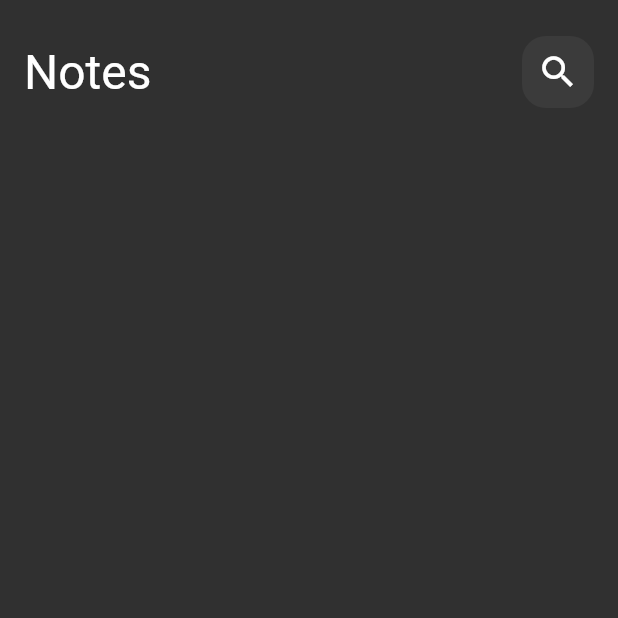
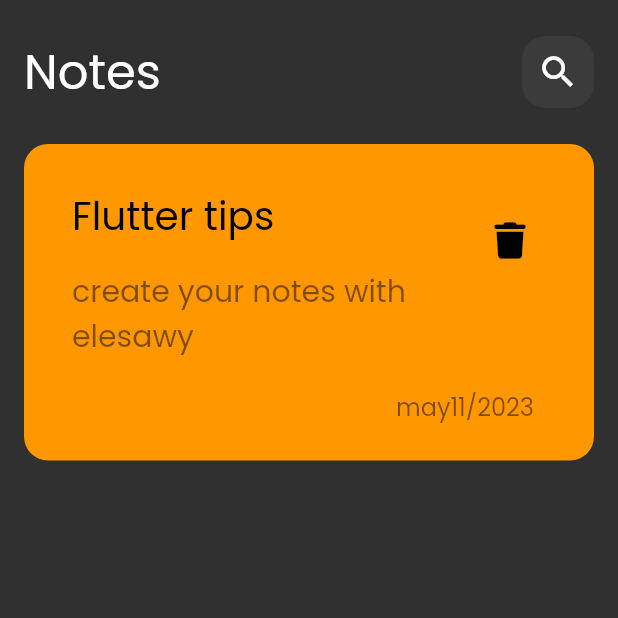
Before and after one commit to Elesawy11/notes_app, a Flutter app: the screen it shows after launch, on a phone screen of 412 x 824 dp, the top half of it. Run offline on Flutter 3.47's test engine with Material 2 defaults, Android fonts, the phone set to English and light mode, and no system bars; our stand-ins replace font_awesome_flutter.

Commit message:
create custom note item

```diff
--- a/lib/main.dart
+++ b/lib/main.dart
@@ -14,6 +14,7 @@ class NotesApp extends StatelessWidget {
       debugShowCheckedModeBanner: false,
       theme: ThemeData(
         brightness: Brightness.dark,
+        fontFamily: 'Poppins'
       ),
       home:const NotesView(),
 
--- /dev/null
+++ b/lib/views/widgets/custom_note_item.dart
@@ -0,0 +1,54 @@
+import 'package:flutter/material.dart';
+import 'package:font_awesome_flutter/font_awesome_flutter.dart';
+class NoteItem extends StatelessWidget {
+  const NoteItem({super.key});
+
+  @override
+  Widget build(BuildContext context) {
+    return Container(
+      padding:const EdgeInsets.symmetric(horizontal: 16,vertical: 24),
+      decoration: BoxDecoration(
+        color: Colors.orange,
+        borderRadius: BorderRadius.circular(16),
+      ),
+      child: Column(
+        crossAxisAlignment: CrossAxisAlignment.end,
+        children: [
+          ListTile(
+            title: const Text(
+              'Flutter tips',
+              style: TextStyle(
+                color: Colors.black,
+                fontSize: 26,
+              ),
+            ),
+            subtitle: Padding(
+              padding: const EdgeInsets.only(top: 16),
+              child: Text(
+                'create your notes with elesawy',
+                style: TextStyle(
+                  color: Colors.black.withOpacity(0.5),
+                  fontSize: 20,
+                ),
+              ),
+            ),
+            trailing: IconButton(
+                onPressed: () {},
+                icon: const Icon(
+                  FontAwesomeIcons.trash,
+                  color: Colors.black,
+                  size: 24,
+                )),
+          ),
+          Padding(
+            padding: const EdgeInsets.only(top: 16,right: 24),
+            child: Text(
+              'may11/2023',
+              style: TextStyle(color: Colors.black.withOpacity(0.5),fontSize: 16),
+            ),
+          ),
+        ],
+      ),
+    );
+  }
+}
--- a/lib/views/widgets/note_view_body.dart
+++ b/lib/views/widgets/note_view_body.dart
@@ -1,8 +1,9 @@
 import 'package:flutter/src/widgets/framework.dart';
 import 'package:flutter/src/widgets/placeholder.dart';
 import 'package:flutter/material.dart';
-
+import 'package:font_awesome_flutter/font_awesome_flutter.dart';
 import 'custom_app_bar.dart';
+import 'custom_note_item.dart';
 
 class NotesViewBody extends StatelessWidget {
   const NotesViewBody({super.key});
@@ -12,12 +13,17 @@ class NotesViewBody extends StatelessWidget {
     return Padding(
       padding: const EdgeInsets.symmetric(horizontal: 16),
       child: Column(
-        children:const [
-          SizedBox(height: 24,),
+        children: const [
+          SizedBox(
+            height: 24,
+          ),
           CustomAppBar(),
+          SizedBox(
+            height: 24,
+          ),
+          NoteItem()
         ],
       ),
     );
-    ;
   }
 }
```
Also changed, not shown: pubspec.yaml (+8 -22 lines), assets/fonts/Poppins-Regular.ttf (added), pubspec.lock.
